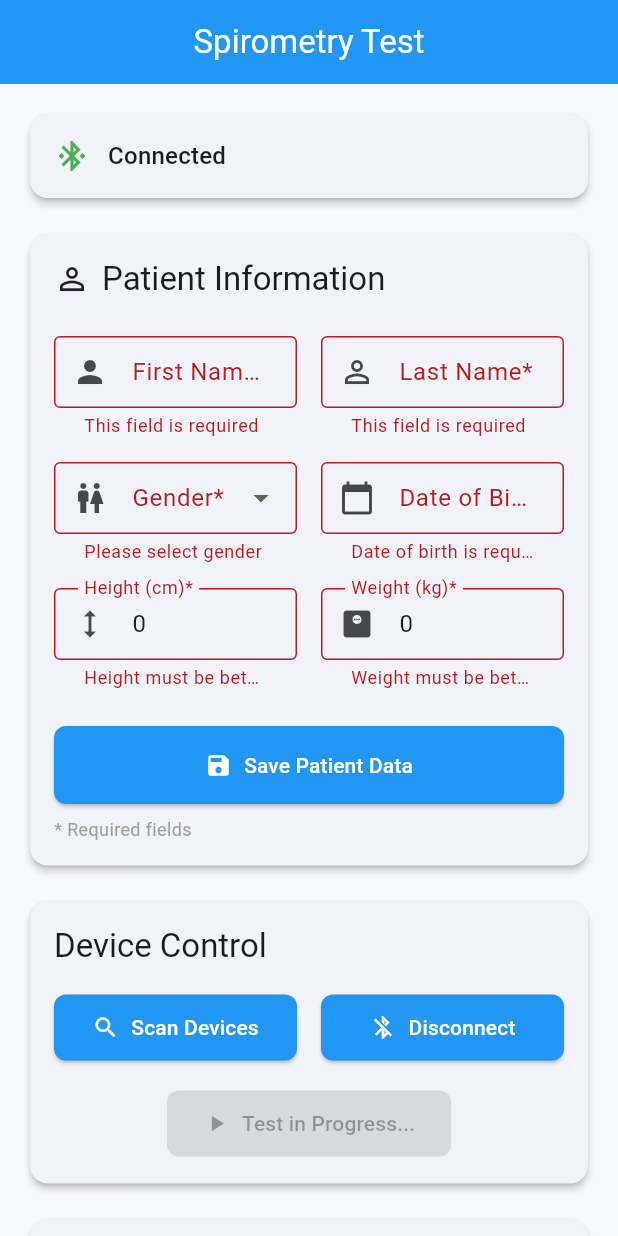
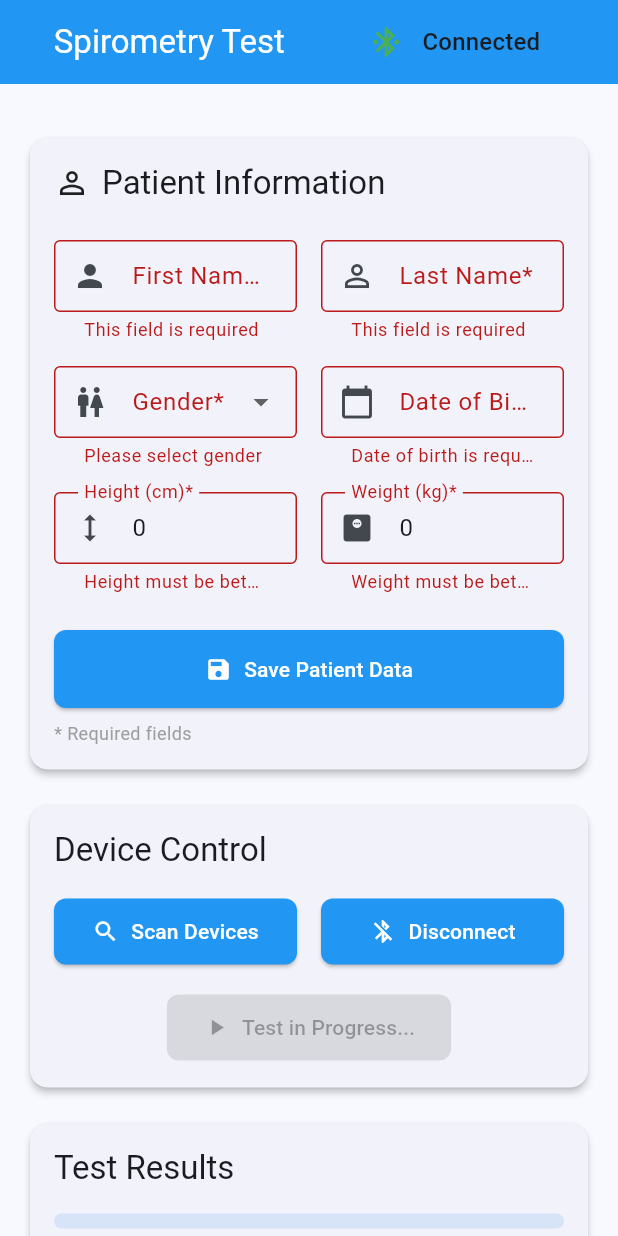
Before and after one commit to RugvedTechtrail/aerodel_poc, a Flutter app: the screen it shows after launch, after a tap on "Connect", after a tap on "Start Test", after a tap on "Save Patient Data", on a phone screen of 412 x 824 dp. Run offline on Flutter 3.47's test engine with Material 3 defaults, Android fonts, the light colour scheme and no system bars; our stand-ins replace get, mask_text_input_formatter, open_file, permission_handler, plugin_platform_interface, syncfusion_flutter_charts.

Commit message:
ui enhancment

```diff
--- a/lib/Widgets/widgets.dart
+++ b/lib/Widgets/widgets.dart
@@ -425,6 +425,22 @@ class TestResultsPanel extends StatelessWidget {
     );
   }
 
+  // Widget _buildProgressBar(SpirometryController controller) {
+  //   return Column(
+  //     children: [
+  //       LinearProgressIndicator(
+  //         value: controller.currentProgress.value / 100,
+  //         minHeight: 10,
+  //         borderRadius: BorderRadius.circular(5),
+  //       ),
+  //       const SizedBox(height: 8),
+  //       Text(
+  //         'Progress: ${controller.currentProgress.value.toStringAsFixed(1)}%',
+  //         style: const TextStyle(fontWeight: FontWeight.bold),
+  //       ),
+  //     ],
+  //   );
+  // }
   Widget _buildProgressBar(SpirometryController controller) {
     return Column(
       children: [
@@ -434,9 +450,23 @@ class TestResultsPanel extends StatelessWidget {
           borderRadius: BorderRadius.circular(5),
         ),
         const SizedBox(height: 8),
-        Text(
-          'Progress: ${controller.currentProgress.value.toStringAsFixed(1)}%',
-          style: const TextStyle(fontWeight: FontWeight.bold),
+        Row(
+          mainAxisAlignment: MainAxisAlignment.spaceBetween,
+          children: [
+            Text(
+              'Progress: ${controller.currentProgress.value.toStringAsFixed(1)}%',
+              style: const TextStyle(fontWeight: FontWeight.bold),
+            ),
+            // Add countdown timer display
+            if (controller.isTesting.value)
+              Text(
+                'Time remaining: ${controller.remainingTime.value}s',
+                style: const TextStyle(
+                  fontWeight: FontWeight.bold,
+                  color: Colors.blue,
+                ),
+              ),
+          ],
         ),
       ],
     );
--- a/lib/controllers/spirometer_controller.dart
+++ b/lib/controllers/spirometer_controller.dart
@@ -1,3 +1,5 @@
+import 'dart:async';
+
 import 'package:flutter/material.dart';
 import 'package:get/get.dart';
 import 'package:permission_handler/permission_handler.dart';
@@ -12,6 +14,9 @@ class FlowVolumePoint {
 
 class SpirometryController extends GetxController {
   final PocSafey _pocSafey = PocSafey();
+  Timer? _testTimer;
+  static const int testDurationInSeconds = 6;
+  final RxInt remainingTime = testDurationInSeconds.obs;
 
   // Connection states
   final RxBool isConnected = false.obs;
@@ -182,8 +187,35 @@ class SpirometryController extends GetxController {
     }
   }
 
+  // Future<void> disconnectDevice() async {
+  //   try {
+  //     await _pocSafey.disconnectDevice();
+  //     isConnected.value = false;
+  //     isTesting.value = false;
+  //     isTestCompleted.value = false;
+
+  //     // Reset all test values
+  //     currentProgress.value = 0.0;
+  //     currentFlow.value = 0.0;
+  //     currentVolume.value = 0.0;
+  //     currentTime.value = 0.0;
+  //     flowArray.clear();
+  //     volumeArray.clear();
+  //     timeArray.clear();
+
+  //     Get.snackbar(
+  //       'Success',
+  //       'Device disconnected successfully',
+  //       backgroundColor: Colors.blue,
+  //       colorText: Colors.white,
+  //     );
+  //   } catch (e) {
+  //     handleError('Failed to disconnect device: $e');
+  //   }
+  // }
   Future<void> disconnectDevice() async {
     try {
+      _testTimer?.cancel(); // Cancel timer if active
       await _pocSafey.disconnectDevice();
       isConnected.value = false;
       isTesting.value = false;
@@ -194,6 +226,7 @@ class SpirometryController extends GetxController {
       currentFlow.value = 0.0;
       currentVolume.value = 0.0;
       currentTime.value = 0.0;
+      remainingTime.value = testDurationInSeconds;
       flowArray.clear();
       volumeArray.clear();
       timeArray.clear();
@@ -209,18 +242,59 @@ class SpirometryController extends GetxController {
     }
   }
 
+  // Future<void> startTrial() async {
+  //   try {
+  //     if (!isConnected.value) {
+  //       throw Exception('Please connect to a device first');
+  //     }
+  //     isTesting.value = true;
+  //     isTestCompleted.value = false;
+  //     await _pocSafey.startTrial();
+  //   } catch (e) {
+  //     handleError('Failed to start trial: $e');
+  //     isTesting.value = false;
+  //   }
+  // }
   Future<void> startTrial() async {
     try {
       if (!isConnected.value) {
         throw Exception('Please connect to a device first');
       }
+
+      // Reset and start timer
+      remainingTime.value = testDurationInSeconds;
       isTesting.value = true;
       isTestCompleted.value = false;
+
       await _pocSafey.startTrial();
+
+      // Start countdown timer
+      _testTimer = Timer.periodic(const Duration(seconds: 1), (timer) {
+        remainingTime.value--;
+
+        if (remainingTime.value <= 0) {
+          stopTest();
+          timer.cancel();
+        }
+      });
     } catch (e) {
       handleError('Failed to start trial: $e');
       isTesting.value = false;
     }
+  }
+
+  // Add method to stop the test
+  void stopTest() {
+    _testTimer?.cancel();
+    isTesting.value = false;
+    _pocSafey.disconnectDevice();
+
+    Get.snackbar(
+      'Test Completed',
+      'Test duration of 6 seconds reached',
+      backgroundColor: Colors.green,
+      colorText: Colors.white,
+    );
   }
 
   Future<void> updatePatientData() async {
@@ -275,6 +349,7 @@ class SpirometryController extends GetxController {
   @override
   void onClose() {
     // Clean up resources if needed
+    _testTimer?.cancel();
     super.onClose();
   }
 }
--- a/lib/screens/home_screen.dart
+++ b/lib/screens/home_screen.dart
@@ -11,20 +11,14 @@ class HomeScreen extends StatelessWidget {
   Widget build(BuildContext context) {
     final controller = Get.find<SpirometryController>();
 
-    return Scaffold(
+    return SafeArea(
+      child: Scaffold(
         appBar: AppBar(
-        title: const Text('Spirometry Test'),
-        centerTitle: true,
-      ),
-      body: SafeArea(
-        child: SingleChildScrollView(
-          padding: const EdgeInsets.all(16),
-          child: Column(
-            crossAxisAlignment: CrossAxisAlignment.stretch,
+          title: Row(
+            mainAxisAlignment: MainAxisAlignment.spaceAround,
             children: [
-              // Connection Status Card
-              Obx(() => Card(
-                    child: Padding(
+              const Text('Spirometry Test'),
+              Obx(() => Padding(
                     padding: const EdgeInsets.all(16),
                     child: Row(
                       children: [
@@ -46,28 +40,39 @@ class HomeScreen extends StatelessWidget {
                         ),
                       ],
                     ),
+                  )),
+            ],
           ),
-                  )),
+          centerTitle: true,
+        ),
+        body: const SafeArea(
+          child: SingleChildScrollView(
+            padding: EdgeInsets.all(16),
+            child: Column(
+              crossAxisAlignment: CrossAxisAlignment.stretch,
+              children: [
+                // Connection Status Card
 
-              const SizedBox(height: 16),
+                SizedBox(height: 16),
 
                 // Patient Information Form
-              const PatientForm(),
+                PatientForm(),
 
-              const SizedBox(height: 16),
+                SizedBox(height: 16),
 
                 // Device Control Panel
-              const DeviceControlPanel(),
+                DeviceControlPanel(),
 
-              const SizedBox(height: 16),
+                SizedBox(height: 16),
 
                 // Test Results Panel
-              const TestResultsPanel(),
-              const SizedBox(height: 16),
+                TestResultsPanel(),
+                SizedBox(height: 16),
 
                 // Test Charts - Add this widget
-              const TestCharts(),
+                TestCharts(),
               ],
+            ),
           ),
         ),
       ),
```
Lines whose indentation alone changed are shown as unchanged.
